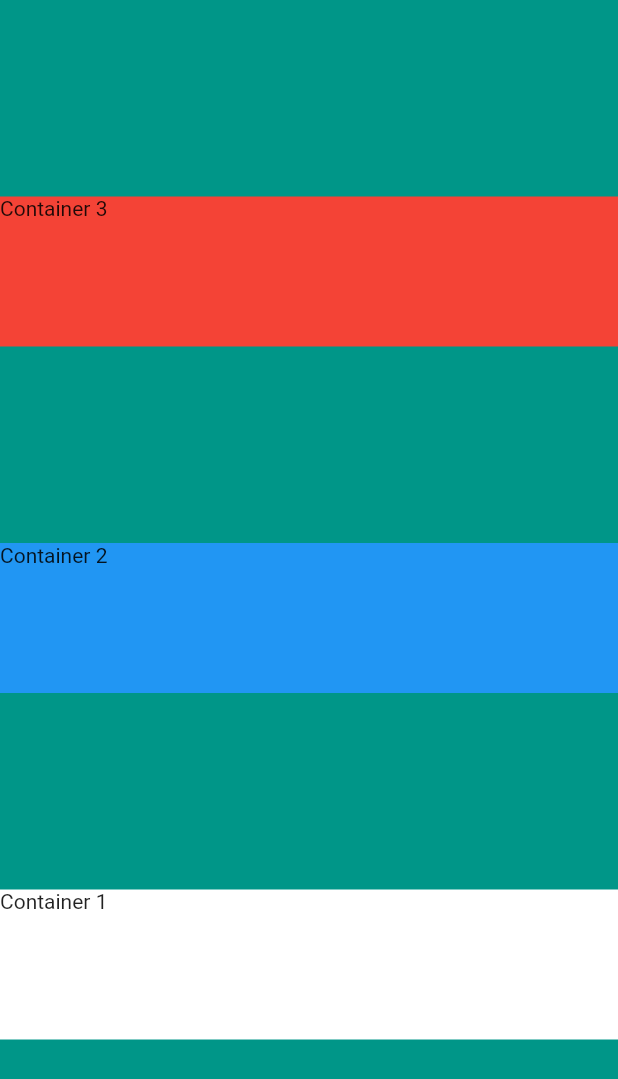
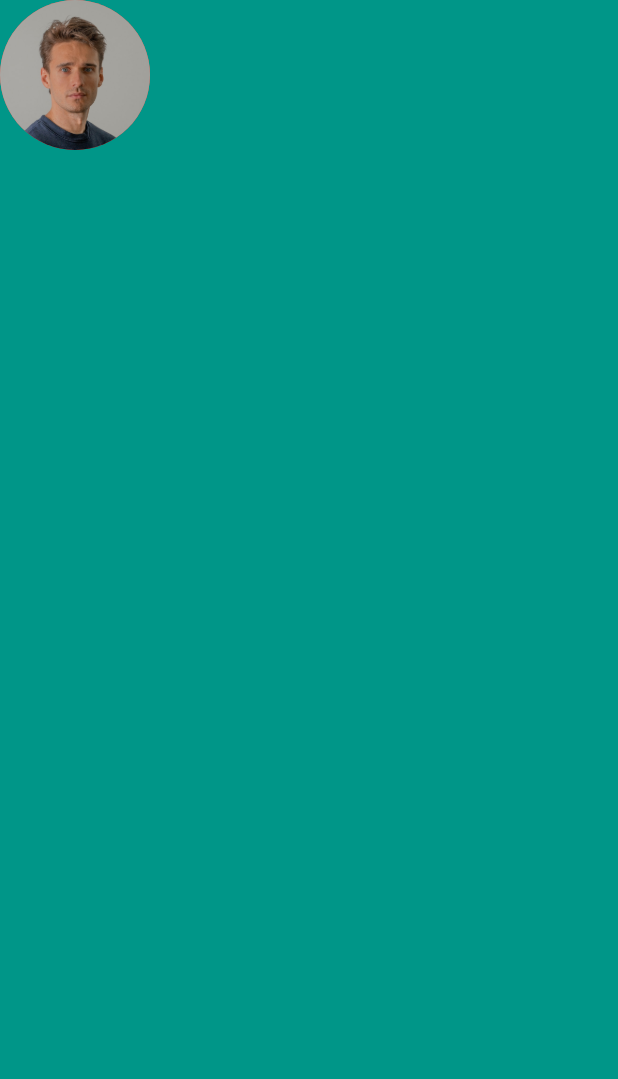
Before and after one commit to sebastienBellon/miCard, a Flutter app: the screen it shows after launch, on a phone screen of 412 x 824 dp. Shown: the top 1079 px of the screen. Run offline on Flutter 3.47's test engine with Material 2 defaults, Android fonts, the phone set to English and light mode, and no system bars.

Commit message:
✨ add image avatar as a new assets

```diff
--- a/lib/main.dart
+++ b/lib/main.dart
@@ -15,30 +15,13 @@ class MyApp extends StatelessWidget {
       home: Scaffold(
         backgroundColor: Colors.teal,
         body: SafeArea(
-          child: Column(
-              verticalDirection: VerticalDirection.up,
-              mainAxisAlignment: MainAxisAlignment.spaceEvenly,
-              crossAxisAlignment: CrossAxisAlignment.stretch,
-              children: <Widget>[
-                Container(
-                  height: 100,
-                  width: 100,
-                  color: Colors.white,
-                  child: const Text("Container 1"),
-                ),
-                Container(
-                  height: 100,
-                  width: 100,
-                  color: Colors.blue,
-                  child: const Text("Container 2"),
-                ),
-                Container(
-                  height: 100,
-                  width: 100,
-                  color: Colors.red,
-                  child: const Text("Container 3"),
-                ),
-              ]),
+          child: Column(children: <Widget>[
+            CircleAvatar(
+              radius: 50,
+              backgroundColor: Colors.red,
+              backgroundImage: AssetImage('images/avatar.jpg'),
+            ),
+          ]),
         ),
       ),
     );
```
Also changed, not shown: pubspec.yaml (+3 -6 lines), images/avatar.jpg (added).
